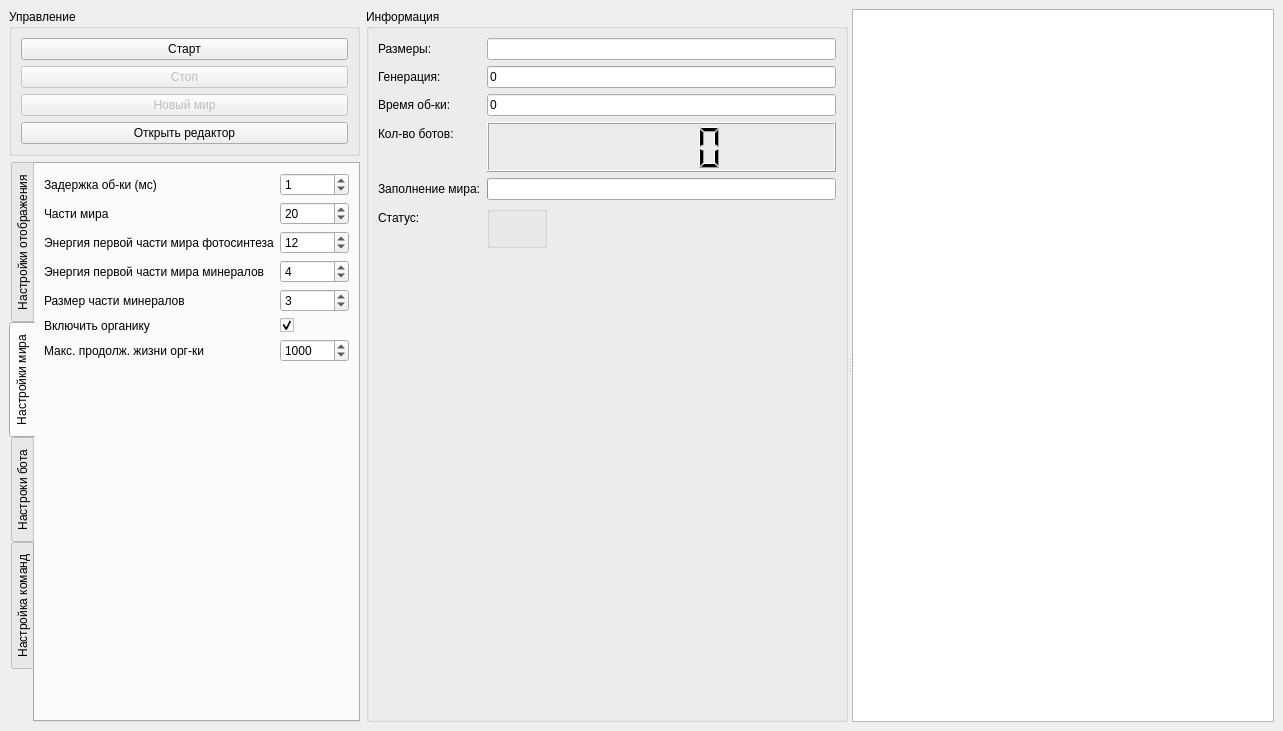
First picture: the form in mainwindow.ui, repository TomasGlgg/QGenetic, before the edit.
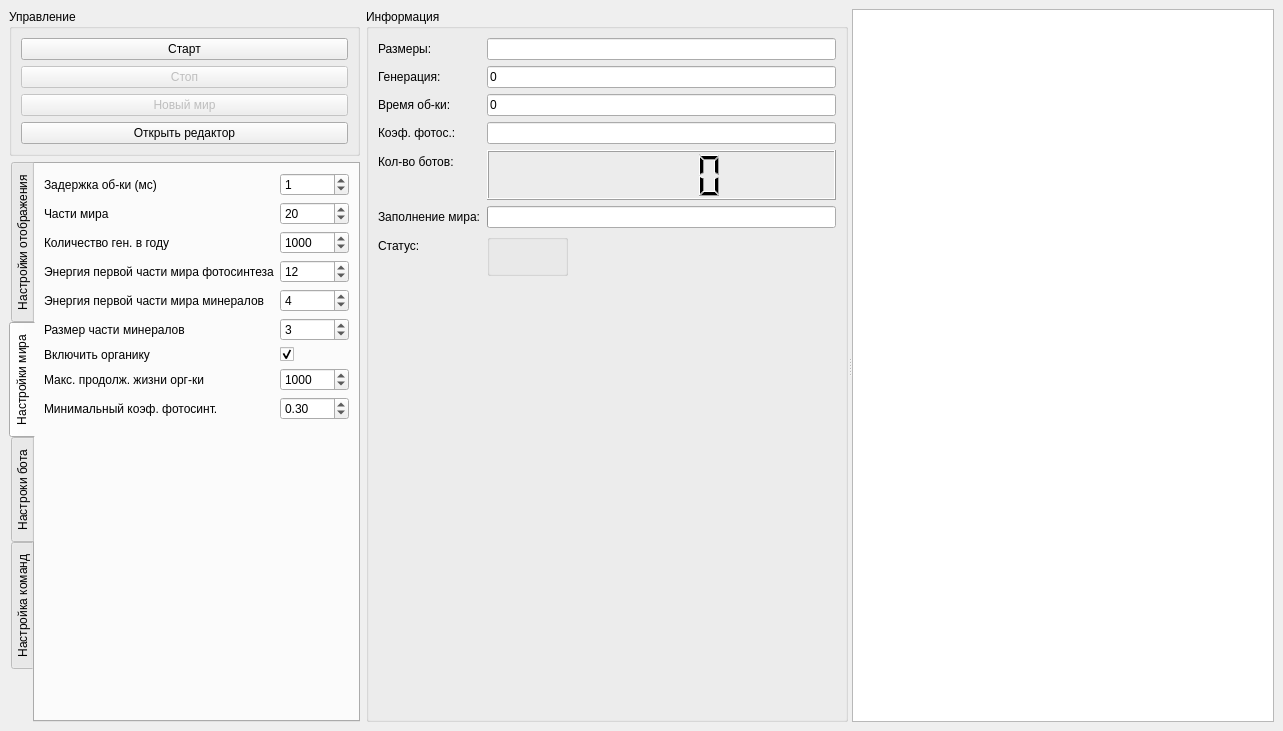
Second picture: the form after the edit. The open tabs and pages were chosen to show the change. Icons and pictures are not drawn.

```diff
--- a/mainwindow.ui
+++ b/mainwindow.ui
@@ -350,14 +350,14 @@
             </property>
            </widget>
           </item>
-          <item row="2" column="0">
+          <item row="3" column="0">
            <widget class="QLabel" name="label_13">
             <property name="text">
              <string>Энергия первой части мира фотосинтеза</string>
             </property>
            </widget>
           </item>
-          <item row="2" column="1">
+          <item row="3" column="1">
            <widget class="QSpinBox" name="startWorldPhotosynthesis">
             <property name="sizePolicy">
              <sizepolicy hsizetype="Minimum" vsizetype="Fixed">
@@ -376,14 +376,14 @@
             </property>
            </widget>
           </item>
-          <item row="3" column="0">
+          <item row="4" column="0">
            <widget class="QLabel" name="label_31">
             <property name="text">
              <string>Энергия первой части мира минералов</string>
             </property>
            </widget>
           </item>
-          <item row="3" column="1">
+          <item row="4" column="1">
            <widget class="QSpinBox" name="starWorldMinerals">
             <property name="minimum">
              <number>1</number>
@@ -396,14 +396,14 @@
             </property>
            </widget>
           </item>
-          <item row="4" column="0">
+          <item row="5" column="0">
            <widget class="QLabel" name="label_32">
             <property name="text">
              <string>Размер части минералов</string>
             </property>
            </widget>
           </item>
-          <item row="4" column="1">
+          <item row="5" column="1">
            <widget class="QSpinBox" name="mineralsPartSize">
             <property name="maximum">
              <number>100</number>
@@ -413,14 +413,14 @@
             </property>
            </widget>
           </item>
-          <item row="5" column="0">
+          <item row="6" column="0">
            <widget class="QLabel" name="label_33">
             <property name="text">
              <string>Включить органику</string>
             </property>
            </widget>
           </item>
-          <item row="5" column="1">
+          <item row="6" column="1">
            <widget class="QCheckBox" name="organic">
             <property name="text">
              <string/>
@@ -433,14 +433,14 @@
             </property>
            </widget>
           </item>
-          <item row="6" column="0">
+          <item row="7" column="0">
            <widget class="QLabel" name="label_24">
             <property name="text">
              <string>Макс. продолж. жизни орг-ки</string>
             </property>
            </widget>
           </item>
-          <item row="6" column="1">
+          <item row="7" column="1">
            <widget class="QSpinBox" name="max_organic_old">
             <property name="minimum">
              <number>1</number>
@@ -453,6 +453,49 @@
             </property>
            </widget>
           </item>
+          <item row="2" column="0">
+           <widget class="QLabel" name="label_16">
+            <property name="text">
+             <string>Количество ген. в году</string>
+            </property>
+           </widget>
+          </item>
+          <item row="2" column="1">
+           <widget class="QSpinBox" name="generations_in_year">
+            <property name="minimum">
+             <number>1</number>
+            </property>
+            <property name="maximum">
+             <number>1000000</number>
+            </property>
+            <property name="singleStep">
+             <number>100</number>
+            </property>
+            <property name="value">
+             <number>1000</number>
+            </property>
+           </widget>
+          </item>
+          <item row="8" column="0">
+           <widget class="QLabel" name="label_35">
+            <property name="text">
+             <string>Минимальный коэф. фотосинт.</string>
+            </property>
+           </widget>
+          </item>
+          <item row="8" column="1">
+           <widget class="QDoubleSpinBox" name="min_photosynthesis_coefficient">
+            <property name="maximum">
+             <double>1.000000000000000</double>
+            </property>
+            <property name="singleStep">
+             <double>0.100000000000000</double>
+            </property>
+            <property name="value">
+             <double>0.300000000000000</double>
+            </property>
+           </widget>
+          </item>
          </layout>
         </widget>
         <widget class="QWidget" name="tab">
@@ -493,7 +536,7 @@
              <number>10000</number>
             </property>
             <property name="value">
-             <number>300</number>
+             <number>1000</number>
             </property>
            </widget>
           </item>
@@ -533,7 +576,7 @@
              <number>16777215</number>
             </property>
             <property name="value">
-             <number>1000</number>
+             <number>5000</number>
             </property>
            </widget>
           </item>
@@ -707,7 +750,7 @@
              <number>1</number>
             </property>
             <property name="value">
-             <number>20</number>
+             <number>3</number>
             </property>
            </widget>
           </item>
@@ -879,14 +922,14 @@
           </property>
          </widget>
         </item>
-        <item row="3" column="0">
+        <item row="4" column="0">
          <widget class="QLabel" name="label_5">
           <property name="text">
            <string>Кол-во ботов:</string>
           </property>
          </widget>
         </item>
-        <item row="3" column="1">
+        <item row="4" column="1">
          <widget class="QLCDNumber" name="bot_count">
           <property name="sizePolicy">
            <sizepolicy hsizetype="Preferred" vsizetype="Preferred">
@@ -905,14 +948,14 @@
           </property>
          </widget>
         </item>
-        <item row="4" column="0">
+        <item row="5" column="0">
          <widget class="QLabel" name="label_19">
           <property name="text">
            <string>Заполнение мира:</string>
           </property>
          </widget>
         </item>
-        <item row="4" column="1">
+        <item row="5" column="1">
          <widget class="QProgressBar" name="bot_completion">
           <property name="sizePolicy">
            <sizepolicy hsizetype="Expanding" vsizetype="Fixed">
@@ -928,14 +971,14 @@
           </property>
          </widget>
         </item>
-        <item row="5" column="0">
+        <item row="6" column="0">
          <widget class="QLabel" name="label_10">
           <property name="text">
            <string>Статус:</string>
           </property>
          </widget>
         </item>
-        <item row="5" column="1">
+        <item row="6" column="1">
          <widget class="QGroupBox" name="statusGroupBox">
           <property name="sizePolicy">
            <sizepolicy hsizetype="Maximum" vsizetype="Preferred">
@@ -988,10 +1031,23 @@
              </property>
             </widget>
            </item>
+           <item>
+            <widget class="QWidget" name="seasonLed" native="true">
+             <property name="minimumSize">
+              <size>
+               <width>15</width>
+               <height>15</height>
+              </size>
+             </property>
+             <property name="toolTip">
+              <string>&lt;html&gt;&lt;head/&gt;&lt;body&gt;&lt;p&gt;&lt;span style=&quot; color:#00ff00;&quot;&gt;Зеленый&lt;/span&gt; цвет - лето&lt;/p&gt;&lt;p&gt;&lt;span style=&quot; color:#ff0000;&quot;&gt;Красный&lt;/span&gt; цвет - осень&lt;/p&gt;&lt;p&gt;&lt;span style=&quot; color:#0000ff;&quot;&gt;Синий &lt;/span&gt;цвет - зима&lt;/p&gt;&lt;p&gt;&lt;span style=&quot; color:#ff8000;&quot;&gt;Оранжевый&lt;/span&gt; цвет - весна&lt;/p&gt;&lt;/body&gt;&lt;/html&gt;</string>
+             </property>
+            </widget>
+           </item>
           </layout>
          </widget>
         </item>
-        <item row="6" column="0" colspan="2">
+        <item row="8" column="0" colspan="2">
          <widget class="QWidget" name="historyView" native="true">
           <property name="sizePolicy">
            <sizepolicy hsizetype="Expanding" vsizetype="Expanding">
@@ -1007,6 +1063,20 @@
           </property>
          </widget>
         </item>
+        <item row="3" column="0">
+         <widget class="QLabel" name="label_9">
+          <property name="text">
+           <string>Коэф. фотос.:</string>
+          </property>
+         </widget>
+        </item>
+        <item row="3" column="1">
+         <widget class="QLineEdit" name="photosynthesis_coefficient">
+          <property name="readOnly">
+           <bool>true</bool>
+          </property>
+         </widget>
+        </item>
        </layout>
       </widget>
       <widget class="QGraphicsView" name="DrawArea">
```
